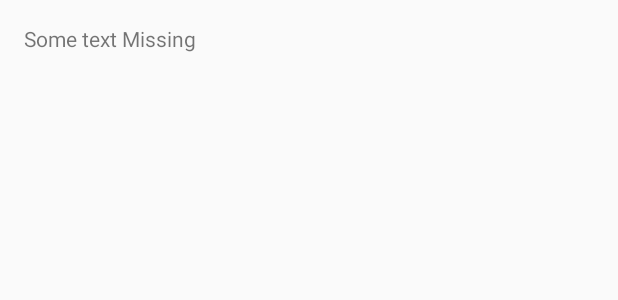
After one commit to kmemon/RozOShab, an Android app: the layout activity_test.xml on its own in the app's theme, with its tools: preview values and no code run, on a phone screen of 412 x 824 dp. The commit adds this screen. Shown: the top 300 px of the screen. Run offline under Robolectric (Android 15) with nearby library versions, the phone set to English and light mode, and no system bars.

Commit message:
Second Time Uploading

```diff
--- /dev/null
+++ b/app/src/main/res/layout/activity_test.xml
@@ -0,0 +1,34 @@
+<?xml version="1.0" encoding="utf-8"?>
+<RelativeLayout xmlns:android="http://schemas.android.com/apk/res/android"
+    xmlns:app="http://schemas.android.com/apk/res-auto"
+    xmlns:tools="http://schemas.android.com/tools"
+    android:layout_width="match_parent"
+    android:layout_height="match_parent"
+    tools:context="com.ibrahim.rozoshab.Main.SplashActivity.view.Splash">
+
+    <TextView
+        android:id="@+id/message"
+        android:layout_width="match_parent"
+        android:layout_height="wrap_content"
+        android:layout_marginBottom="@dimen/activity_vertical_margin"
+        android:layout_marginLeft="@dimen/activity_horizontal_margin"
+        android:layout_marginRight="@dimen/activity_horizontal_margin"
+        android:layout_marginTop="@dimen/activity_vertical_margin"
+        android:text="Some text Missing"
+
+
+        />
+
+
+
+
+
+
+
+
+
+
+
+
+
+</RelativeLayout>
```
Also changed, not shown: app/src/main/java/com/ibrahim/rozoshab/Main/MainActivity/view/MainActivity.java (+9 -3 lines), app/src/main/res/layout/activity_main_test.xml (added, +38 -0 lines), app/src/main/res/layout/activity_main_test2.xml (added, +38 -0 lines).
